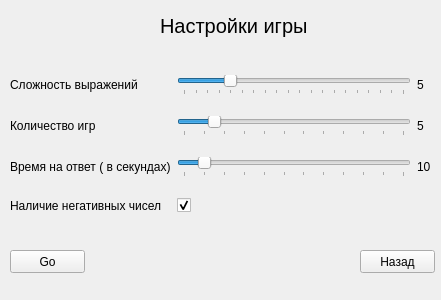
First picture: the form in inequalitysett.ui, repository moevm/gui-1h2017-12, before the edit.
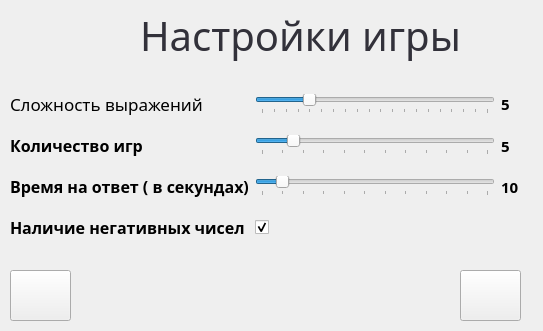
Second picture: the form after the edit. Icons and pictures are not drawn.

```diff
--- a/inequalitysett.ui
+++ b/inequalitysett.ui
@@ -6,56 +6,33 @@
    <rect>
     <x>0</x>
     <y>0</y>
-    <width>441</width>
-    <height>300</height>
+    <width>543</width>
+    <height>331</height>
    </rect>
   </property>
   <property name="windowTitle">
    <string>Form</string>
   </property>
-  <widget class="QLabel" name="label_8">
-   <property name="geometry">
-    <rect>
-     <x>160</x>
-     <y>10</y>
-     <width>161</width>
-     <height>31</height>
-    </rect>
-   </property>
-   <property name="font">
-    <font>
-     <pointsize>15</pointsize>
-    </font>
-   </property>
-   <property name="text">
-    <string>Настройки игры</string>
-   </property>
-  </widget>
-  <widget class="QPushButton" name="back">
-   <property name="geometry">
-    <rect>
-     <x>360</x>
-     <y>250</y>
-     <width>75</width>
-     <height>23</height>
-    </rect>
-   </property>
-   <property name="text">
-    <string>Назад</string>
-   </property>
-  </widget>
   <widget class="QWidget" name="layoutWidget">
    <property name="geometry">
     <rect>
      <x>10</x>
-     <y>60</y>
-     <width>421</width>
+     <y>80</y>
+     <width>521</width>
      <height>171</height>
     </rect>
    </property>
    <layout class="QGridLayout" name="gridLayout">
     <item row="3" column="0">
      <widget class="QLabel" name="label_4">
+      <property name="font">
+       <font>
+        <family>Segoe UI Black</family>
+        <pointsize>12</pointsize>
+        <weight>75</weight>
+        <bold>true</bold>
+       </font>
+      </property>
       <property name="text">
        <string>Наличие негативных чисел</string>
       </property>
@@ -63,6 +40,12 @@
     </item>
     <item row="0" column="0">
      <widget class="QLabel" name="label">
+      <property name="font">
+       <font>
+        <family>Segoe UI Black</family>
+        <pointsize>13</pointsize>
+       </font>
+      </property>
       <property name="text">
        <string>Сложность выражений</string>
       </property>
@@ -70,6 +53,24 @@
     </item>
     <item row="0" column="1">
      <widget class="QSlider" name="comp">
+      <property name="sizePolicy">
+       <sizepolicy hsizetype="Fixed" vsizetype="Fixed">
+        <horstretch>0</horstretch>
+        <verstretch>0</verstretch>
+       </sizepolicy>
+      </property>
+      <property name="minimumSize">
+       <size>
+        <width>240</width>
+        <height>0</height>
+       </size>
+      </property>
+      <property name="maximumSize">
+       <size>
+        <width>240</width>
+        <height>16777215</height>
+       </size>
+      </property>
       <property name="minimum">
        <number>1</number>
       </property>
@@ -99,15 +100,20 @@
       </property>
      </widget>
     </item>
-    <item row="1" column="0">
-     <widget class="QLabel" name="label_2">
-      <property name="text">
-       <string>Количество игр</string>
-      </property>
-     </widget>
-    </item>
     <item row="1" column="1">
      <widget class="QSlider" name="games">
+      <property name="sizePolicy">
+       <sizepolicy hsizetype="Fixed" vsizetype="Fixed">
+        <horstretch>0</horstretch>
+        <verstretch>0</verstretch>
+       </sizepolicy>
+      </property>
+      <property name="minimumSize">
+       <size>
+        <width>240</width>
+        <height>0</height>
+       </size>
+      </property>
       <property name="minimum">
        <number>2</number>
       </property>
@@ -136,6 +142,14 @@
     </item>
     <item row="0" column="2">
      <widget class="QLabel" name="compv">
+      <property name="font">
+       <font>
+        <family>Segoe UI Black</family>
+        <pointsize>11</pointsize>
+        <weight>75</weight>
+        <bold>true</bold>
+       </font>
+      </property>
       <property name="text">
        <string>5</string>
       </property>
@@ -143,6 +157,14 @@
     </item>
     <item row="1" column="2">
      <widget class="QLabel" name="gamesv">
+      <property name="font">
+       <font>
+        <family>Segoe UI Black</family>
+        <pointsize>11</pointsize>
+        <weight>75</weight>
+        <bold>true</bold>
+       </font>
+      </property>
       <property name="text">
        <string>5</string>
       </property>
@@ -150,6 +172,14 @@
     </item>
     <item row="2" column="0">
      <widget class="QLabel" name="label_3">
+      <property name="font">
+       <font>
+        <family>Segoe UI Black</family>
+        <pointsize>12</pointsize>
+        <weight>75</weight>
+        <bold>true</bold>
+       </font>
+      </property>
       <property name="text">
        <string>Время на ответ ( в секундах)</string>
       </property>
@@ -157,6 +187,14 @@
     </item>
     <item row="2" column="2">
      <widget class="QLabel" name="timev">
+      <property name="font">
+       <font>
+        <family>Segoe UI Black</family>
+        <pointsize>11</pointsize>
+        <weight>75</weight>
+        <bold>true</bold>
+       </font>
+      </property>
       <property name="text">
        <string>10</string>
       </property>
@@ -164,6 +202,18 @@
     </item>
     <item row="2" column="1">
      <widget class="QSlider" name="time">
+      <property name="sizePolicy">
+       <sizepolicy hsizetype="Fixed" vsizetype="Fixed">
+        <horstretch>0</horstretch>
+        <verstretch>0</verstretch>
+       </sizepolicy>
+      </property>
+      <property name="minimumSize">
+       <size>
+        <width>240</width>
+        <height>0</height>
+       </size>
+      </property>
       <property name="minimum">
        <number>5</number>
       </property>
@@ -206,19 +256,229 @@
       </property>
      </widget>
     </item>
+    <item row="1" column="0">
+     <widget class="QLabel" name="label_2">
+      <property name="font">
+       <font>
+        <family>Segoe UI Black</family>
+        <pointsize>12</pointsize>
+        <weight>75</weight>
+        <bold>true</bold>
+       </font>
+      </property>
+      <property name="text">
+       <string>Количество игр</string>
+      </property>
+     </widget>
+    </item>
    </layout>
   </widget>
   <widget class="QPushButton" name="start">
    <property name="geometry">
     <rect>
      <x>10</x>
-     <y>250</y>
-     <width>75</width>
-     <height>23</height>
+     <y>270</y>
+     <width>61</width>
+     <height>51</height>
     </rect>
    </property>
+   <property name="cursor">
+    <cursorShape>PointingHandCursor</cursorShape>
+   </property>
    <property name="text">
-    <string>Go</string>
+    <string/>
+   </property>
+   <property name="icon">
+    <iconset resource="imgfiles.qrc">
+     <normaloff>:/images/foto/Button-Previous-icon.png</normaloff>:/images/foto/Button-Previous-icon.png</iconset>
+   </property>
+   <property name="iconSize">
+    <size>
+     <width>45</width>
+     <height>45</height>
+    </size>
+   </property>
+  </widget>
+  <widget class="QPushButton" name="back">
+   <property name="geometry">
+    <rect>
+     <x>460</x>
+     <y>270</y>
+     <width>61</width>
+     <height>51</height>
+    </rect>
+   </property>
+   <property name="cursor">
+    <cursorShape>PointingHandCursor</cursorShape>
+   </property>
+   <property name="text">
+    <string/>
+   </property>
+   <property name="icon">
+    <iconset resource="imgfiles.qrc">
+     <normaloff>:/images/foto/Button-Delete-icon (1).png</normaloff>:/images/foto/Button-Delete-icon (1).png</iconset>
+   </property>
+   <property name="iconSize">
+    <size>
+     <width>45</width>
+     <height>45</height>
+    </size>
+   </property>
+  </widget>
+  <widget class="QLabel" name="label_8">
+   <property name="geometry">
+    <rect>
+     <x>130</x>
+     <y>10</y>
+     <width>341</width>
+     <height>51</height>
+    </rect>
+   </property>
+   <property name="palette">
+    <palette>
+     <active>
+      <colorrole role="WindowText">
+       <brush brushstyle="SolidPattern">
+        <color alpha="255">
+         <red>50</red>
+         <green>49</green>
+         <blue>58</blue>
+        </color>
+       </brush>
+      </colorrole>
+      <colorrole role="Text">
+       <brush brushstyle="SolidPattern">
+        <color alpha="255">
+         <red>192</red>
+         <green>135</green>
+         <blue>50</blue>
+        </color>
+       </brush>
+      </colorrole>
+      <colorrole role="ButtonText">
+       <brush brushstyle="SolidPattern">
+        <color alpha="255">
+         <red>192</red>
+         <green>135</green>
+         <blue>50</blue>
+        </color>
+       </brush>
+      </colorrole>
+      <colorrole role="ToolTipText">
+       <brush brushstyle="SolidPattern">
+        <color alpha="255">
+         <red>192</red>
+         <green>135</green>
+         <blue>50</blue>
+        </color>
+       </brush>
+      </colorrole>
+     </active>
+     <inactive>
+      <colorrole role="WindowText">
+       <brush brushstyle="SolidPattern">
+        <color alpha="255">
+         <red>50</red>
+         <green>49</green>
+         <blue>58</blue>
+        </color>
+       </brush>
+      </colorrole>
+      <colorrole role="Text">
+       <brush brushstyle="SolidPattern">
+        <color alpha="255">
+         <red>192</red>
+         <green>135</green>
+         <blue>50</blue>
+        </color>
+       </brush>
+      </colorrole>
+      <colorrole role="ButtonText">
+       <brush brushstyle="SolidPattern">
+        <color alpha="255">
+         <red>192</red>
+         <green>135</green>
+         <blue>50</blue>
+        </color>
+       </brush>
+      </colorrole>
+      <colorrole role="ToolTipText">
+       <brush brushstyle="SolidPattern">
+        <color alpha="255">
+         <red>192</red>
+         <green>135</green>
+         <blue>50</blue>
+        </color>
+       </brush>
+      </colorrole>
+     </inactive>
+     <disabled>
+      <colorrole role="WindowText">
+       <brush brushstyle="SolidPattern">
+        <color alpha="255">
+         <red>120</red>
+         <green>120</green>
+         <blue>120</blue>
+        </color>
+       </brush>
+      </colorrole>
+      <colorrole role="Text">
+       <brush brushstyle="SolidPattern">
+        <color alpha="255">
+         <red>120</red>
+         <green>120</green>
+         <blue>120</blue>
+        </color>
+       </brush>
+      </colorrole>
+      <colorrole role="ButtonText">
+       <brush brushstyle="SolidPattern">
+        <color alpha="255">
+         <red>120</red>
+         <green>120</green>
+         <blue>120</blue>
+        </color>
+       </brush>
+      </colorrole>
+      <colorrole role="ToolTipText">
+       <brush brushstyle="SolidPattern">
+        <color alpha="255">
+         <red>192</red>
+         <green>135</green>
+         <blue>50</blue>
+        </color>
+       </brush>
+      </colorrole>
+     </disabled>
+    </palette>
+   </property>
+   <property name="font">
+    <font>
+     <family>Impact</family>
+     <pointsize>30</pointsize>
+     <weight>50</weight>
+     <italic>false</italic>
+     <bold>false</bold>
+     <stylestrategy>PreferAntialias</stylestrategy>
+    </font>
+   </property>
+   <property name="frameShape">
+    <enum>QFrame::NoFrame</enum>
+   </property>
+   <property name="frameShadow">
+    <enum>QFrame::Plain</enum>
+   </property>
+   <property name="lineWidth">
+    <number>15</number>
+   </property>
+   <property name="midLineWidth">
+    <number>6</number>
+   </property>
+   <property name="text">
+    <string>Настройки игры</string>
+   </property>
+   <property name="alignment">
+    <set>Qt::AlignCenter</set>
    </property>
   </widget>
  </widget>
```
Left out of the diff: 4 changed lines with no effect on the pictures.
